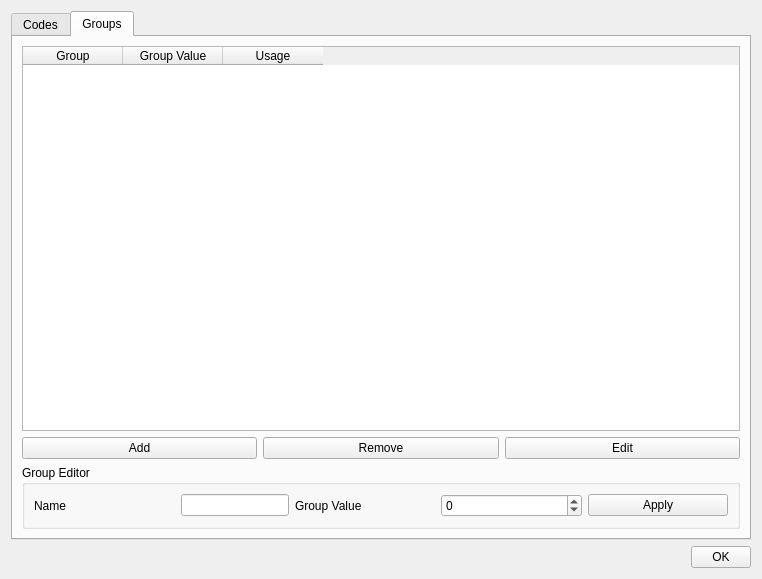
Qt form src/interface/qt/model/QCodeDialog.ui (inglis-dl/Alder) before a commit.
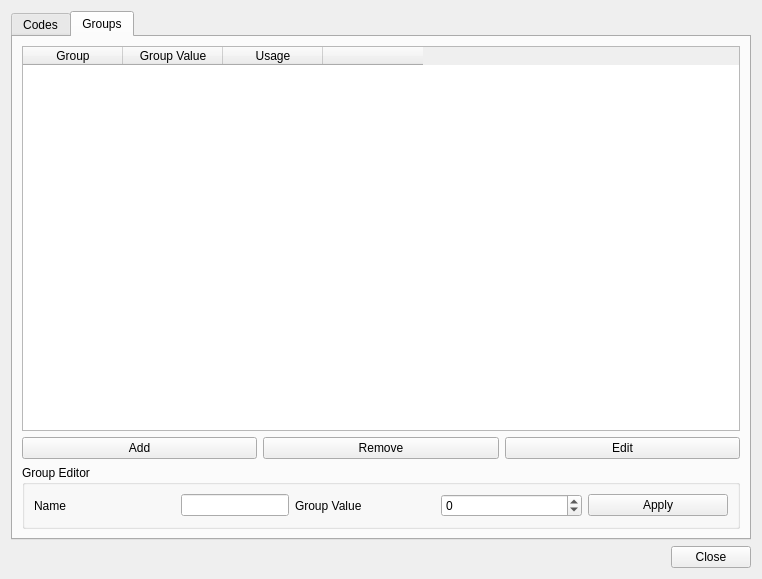
The same form after that commit. The open tabs and pages were chosen to show the change.

Diff of the .ui file:
```diff
--- a/src/interface/qt/model/QCodeDialog.ui
+++ b/src/interface/qt/model/QCodeDialog.ui
@@ -348,6 +348,11 @@
            <string>Usage</string>
           </property>
          </column>
+         <column>
+          <property name="text">
+           <string/>
+          </property>
+         </column>
         </widget>
        </item>
        <item>
@@ -442,7 +447,7 @@
      </property>
      <property name="minimumSize">
       <size>
-       <width>60</width>
+       <width>80</width>
        <height>0</height>
       </size>
      </property>
@@ -456,7 +461,7 @@
       <enum>Qt::LeftToRight</enum>
      </property>
      <property name="text">
-      <string>OK</string>
+      <string>Close</string>
      </property>
     </widget>
    </item>
```
Left out of the diff: 4 changed lines with no effect on the pictures.
